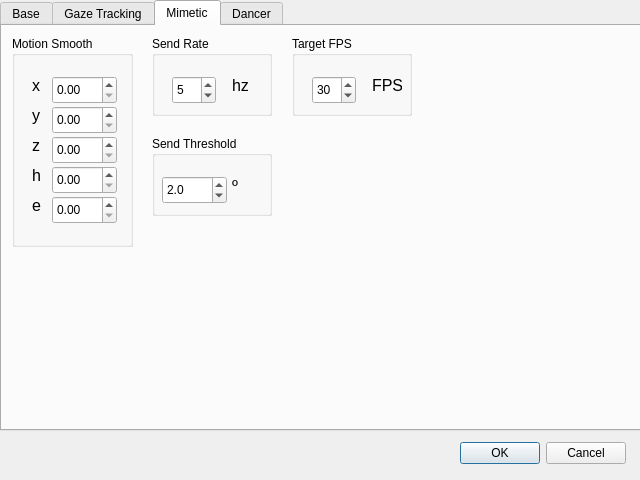
This is src/settings_dialog.ui in DiogoSaraiva/blossom-lasige-research as Qt 5 draws it before an edit. The edited form follows.
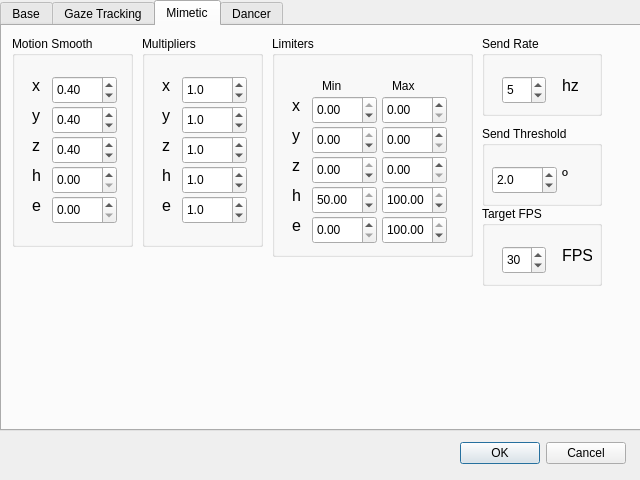
This is the edited form. The open tabs and pages were chosen to show the change.

Commit message: Some bug fixes, implemented multiplier_map and limit_map

What changed in the file:
```diff
--- a/src/settings_dialog.ui
+++ b/src/settings_dialog.ui
@@ -796,6 +796,9 @@
       <property name="singleStep">
        <double>0.050000000000000</double>
       </property>
+      <property name="value">
+       <double>0.400000000000000</double>
+      </property>
      </widget>
      <widget class="QLabel" name="x">
       <property name="geometry">
@@ -836,6 +839,9 @@
       <property name="singleStep">
        <double>0.050000000000000</double>
       </property>
+      <property name="value">
+       <double>0.400000000000000</double>
+      </property>
      </widget>
      <widget class="QLabel" name="y">
       <property name="geometry">
@@ -900,6 +906,9 @@
       <property name="singleStep">
        <double>0.050000000000000</double>
       </property>
+      <property name="value">
+       <double>0.400000000000000</double>
+      </property>
      </widget>
      <widget class="QDoubleSpinBox" name="alpha_map_h_value">
       <property name="geometry">
@@ -985,7 +994,7 @@
     <widget class="QGroupBox" name="send_rate_group">
      <property name="geometry">
       <rect>
-       <x>150</x>
+       <x>480</x>
        <y>10</y>
        <width>120</width>
        <height>80</height>
@@ -1041,8 +1050,8 @@
     <widget class="QGroupBox" name="send_threshold_group">
      <property name="geometry">
       <rect>
-       <x>150</x>
-       <y>110</y>
+       <x>480</x>
+       <y>100</y>
        <width>120</width>
        <height>80</height>
       </rect>
@@ -1100,8 +1109,8 @@
     <widget class="QGroupBox" name="target_fps_group">
      <property name="geometry">
       <rect>
-       <x>290</x>
-       <y>10</y>
+       <x>480</x>
+       <y>180</y>
        <width>120</width>
        <height>80</height>
       </rect>
@@ -1153,6 +1162,622 @@
       </property>
      </widget>
     </widget>
+    <widget class="QGroupBox" name="motion_multipliers_group">
+     <property name="geometry">
+      <rect>
+       <x>140</x>
+       <y>10</y>
+       <width>121</width>
+       <height>211</height>
+      </rect>
+     </property>
+     <property name="title">
+      <string>Multipliers</string>
+     </property>
+     <widget class="QDoubleSpinBox" name="multiplier_map_x_value">
+      <property name="geometry">
+       <rect>
+        <x>40</x>
+        <y>40</y>
+        <width>65</width>
+        <height>28</height>
+       </rect>
+      </property>
+      <property name="decimals">
+       <number>1</number>
+      </property>
+      <property name="minimum">
+       <double>0.500000000000000</double>
+      </property>
+      <property name="maximum">
+       <double>3.000000000000000</double>
+      </property>
+      <property name="singleStep">
+       <double>0.050000000000000</double>
+      </property>
+      <property name="value">
+       <double>1.000000000000000</double>
+      </property>
+     </widget>
+     <widget class="QLabel" name="x_2">
+      <property name="geometry">
+       <rect>
+        <x>20</x>
+        <y>40</y>
+        <width>20</width>
+        <height>19</height>
+       </rect>
+      </property>
+      <property name="maximumSize">
+       <size>
+        <width>20</width>
+        <height>20</height>
+       </size>
+      </property>
+      <property name="font">
+       <font>
+        <pointsize>12</pointsize>
+       </font>
+      </property>
+      <property name="text">
+       <string>x</string>
+      </property>
+     </widget>
+     <widget class="QDoubleSpinBox" name="multiplier_map_y_value">
+      <property name="geometry">
+       <rect>
+        <x>40</x>
+        <y>70</y>
+        <width>65</width>
+        <height>28</height>
+       </rect>
+      </property>
+      <property name="decimals">
+       <number>1</number>
+      </property>
+      <property name="minimum">
+       <double>0.500000000000000</double>
+      </property>
+      <property name="maximum">
+       <double>3.000000000000000</double>
+      </property>
+      <property name="singleStep">
+       <double>0.050000000000000</double>
+      </property>
+      <property name="value">
+       <double>1.000000000000000</double>
+      </property>
+     </widget>
+     <widget class="QLabel" name="y_2">
+      <property name="geometry">
+       <rect>
+        <x>20</x>
+        <y>70</y>
+        <width>20</width>
+        <height>19</height>
+       </rect>
+      </property>
+      <property name="maximumSize">
+       <size>
+        <width>20</width>
+        <height>20</height>
+       </size>
+      </property>
+      <property name="font">
+       <font>
+        <pointsize>12</pointsize>
+       </font>
+      </property>
+      <property name="text">
+       <string>y</string>
+      </property>
+     </widget>
+     <widget class="QLabel" name="z_2">
+      <property name="geometry">
+       <rect>
+        <x>20</x>
+        <y>100</y>
+        <width>20</width>
+        <height>19</height>
+       </rect>
+      </property>
+      <property name="maximumSize">
+       <size>
+        <width>20</width>
+        <height>20</height>
+       </size>
+      </property>
+      <property name="font">
+       <font>
+        <pointsize>12</pointsize>
+       </font>
+      </property>
+      <property name="text">
+       <string>z</string>
+      </property>
+     </widget>
+     <widget class="QDoubleSpinBox" name="multiplier_map_z_value">
+      <property name="geometry">
+       <rect>
+        <x>40</x>
+        <y>100</y>
+        <width>65</width>
+        <height>28</height>
+       </rect>
+      </property>
+      <property name="decimals">
+       <number>1</number>
+      </property>
+      <property name="minimum">
+       <double>0.500000000000000</double>
+      </property>
+      <property name="maximum">
+       <double>3.000000000000000</double>
+      </property>
+      <property name="singleStep">
+       <double>0.050000000000000</double>
+      </property>
+      <property name="value">
+       <double>1.000000000000000</double>
+      </property>
+     </widget>
+     <widget class="QDoubleSpinBox" name="multiplier_map_h_value">
+      <property name="geometry">
+       <rect>
+        <x>40</x>
+        <y>130</y>
+        <width>65</width>
+        <height>28</height>
+       </rect>
+      </property>
+      <property name="decimals">
+       <number>1</number>
+      </property>
+      <property name="minimum">
+       <double>0.500000000000000</double>
+      </property>
+      <property name="maximum">
+       <double>3.000000000000000</double>
+      </property>
+      <property name="singleStep">
+       <double>0.050000000000000</double>
+      </property>
+      <property name="value">
+       <double>1.000000000000000</double>
+      </property>
+     </widget>
+     <widget class="QLabel" name="h_2">
+      <property name="geometry">
+       <rect>
+        <x>20</x>
+        <y>130</y>
+        <width>20</width>
+        <height>19</height>
+       </rect>
+      </property>
+      <property name="maximumSize">
+       <size>
+        <width>20</width>
+        <height>20</height>
+       </size>
+      </property>
+      <property name="font">
+       <font>
+        <pointsize>12</pointsize>
+       </font>
+      </property>
+      <property name="text">
+       <string>h</string>
+      </property>
+     </widget>
+     <widget class="QDoubleSpinBox" name="multiplier_map_e_value">
+      <property name="geometry">
+       <rect>
+        <x>40</x>
+        <y>160</y>
+        <width>65</width>
+        <height>28</height>
+       </rect>
+      </property>
+      <property name="decimals">
+       <number>1</number>
+      </property>
+      <property name="minimum">
+       <double>0.500000000000000</double>
+      </property>
+      <property name="maximum">
+       <double>3.000000000000000</double>
+      </property>
+      <property name="singleStep">
+       <double>0.050000000000000</double>
+      </property>
+      <property name="value">
+       <double>1.000000000000000</double>
+      </property>
+     </widget>
+     <widget class="QLabel" name="e_2">
+      <property name="geometry">
+       <rect>
+        <x>20</x>
+        <y>160</y>
+        <width>20</width>
+        <height>19</height>
+       </rect>
+      </property>
+      <property name="maximumSize">
+       <size>
+        <width>20</width>
+        <height>20</height>
+       </size>
+      </property>
+      <property name="font">
+       <font>
+        <pointsize>12</pointsize>
+       </font>
+      </property>
+      <property name="text">
+       <string>e</string>
+      </property>
+     </widget>
+    </widget>
+    <widget class="QGroupBox" name="motion_multipliers_group_2">
+     <property name="geometry">
+      <rect>
+       <x>270</x>
+       <y>10</y>
+       <width>201</width>
+       <height>221</height>
+      </rect>
+     </property>
+     <property name="title">
+      <string>Limiters</string>
+     </property>
+     <widget class="QDoubleSpinBox" name="x_min">
+      <property name="geometry">
+       <rect>
+        <x>40</x>
+        <y>60</y>
+        <width>65</width>
+        <height>28</height>
+       </rect>
+      </property>
+      <property name="minimum">
+       <double>-30.000000000000000</double>
+      </property>
+      <property name="maximum">
+       <double>0.000000000000000</double>
+      </property>
+      <property name="singleStep">
+       <double>0.050000000000000</double>
+      </property>
+     </widget>
+     <widget class="QLabel" name="x_3">
+      <property name="geometry">
+       <rect>
+        <x>20</x>
+        <y>60</y>
+        <width>20</width>
+        <height>19</height>
+       </rect>
+      </property>
+      <property name="maximumSize">
+       <size>
+        <width>20</width>
+        <height>20</height>
+       </size>
+      </property>
+      <property name="font">
+       <font>
+        <pointsize>12</pointsize>
+       </font>
+      </property>
+      <property name="text">
+       <string>x</string>
+      </property>
+     </widget>
+     <widget class="QDoubleSpinBox" name="y_min">
+      <property name="geometry">
+       <rect>
+        <x>40</x>
+        <y>90</y>
+        <width>65</width>
+        <height>28</height>
+       </rect>
+      </property>
+      <property name="minimum">
+       <double>-30.000000000000000</double>
+      </property>
+      <property name="maximum">
+       <double>0.000000000000000</double>
+      </property>
+      <property name="singleStep">
+       <double>0.050000000000000</double>
+      </property>
+     </widget>
+     <widget class="QLabel" name="y_3">
+      <property name="geometry">
+       <rect>
+        <x>20</x>
+        <y>90</y>
+        <width>20</width>
+        <height>19</height>
+       </rect>
+      </property>
+      <property name="maximumSize">
+       <size>
+        <width>20</width>
+        <height>20</height>
+       </size>
+      </property>
+      <property name="font">
+       <font>
+        <pointsize>12</pointsize>
+       </font>
+      </property>
+      <property name="text">
+       <string>y</string>
+      </property>
+     </widget>
+     <widget class="QLabel" name="z_3">
+      <property name="geometry">
+       <rect>
+        <x>20</x>
+        <y>120</y>
+        <width>20</width>
+        <height>19</height>
+       </rect>
+      </property>
+      <property name="maximumSize">
+       <size>
+        <width>20</width>
+        <height>20</height>
+       </size>
+      </property>
+      <property name="font">
+       <font>
+        <pointsize>12</pointsize>
+       </font>
+      </property>
+      <property name="text">
+       <string>z</string>
+      </property>
+     </widget>
+     <widget class="QDoubleSpinBox" name="z_min">
+      <property name="geometry">
+       <rect>
+        <x>40</x>
+        <y>120</y>
+        <width>65</width>
+        <height>28</height>
+       </rect>
+      </property>
+      <property name="minimum">
+       <double>-30.000000000000000</double>
+      </property>
+      <property name="maximum">
+       <double>0.000000000000000</double>
+      </property>
+      <property name="singleStep">
+       <double>0.050000000000000</double>
+      </property>
+     </widget>
+     <widget class="QDoubleSpinBox" name="h_min">
+      <property name="geometry">
+       <rect>
+        <x>40</x>
+        <y>150</y>
+        <width>65</width>
+        <height>28</height>
+       </rect>
+      </property>
+      <property name="minimum">
+       <double>0.000000000000000</double>
+      </property>
+      <property name="maximum">
+       <double>50.000000000000000</double>
+      </property>
+      <property name="singleStep">
+       <double>0.050000000000000</double>
+      </property>
+      <property name="value">
+       <double>50.000000000000000</double>
+      </property>
+     </widget>
+     <widget class="QLabel" name="h_3">
+      <property name="geometry">
+       <rect>
+        <x>20</x>
+        <y>150</y>
+        <width>20</width>
+        <height>19</height>
+       </rect>
+      </property>
+      <property name="maximumSize">
+       <size>
+        <width>20</width>
+        <height>20</height>
+       </size>
+      </property>
+      <property name="font">
+       <font>
+        <pointsize>12</pointsize>
+       </font>
+      </property>
+      <property name="text">
+       <string>h</string>
+      </property>
+     </widget>
+     <widget class="QDoubleSpinBox" name="e_min">
+      <property name="geometry">
+       <rect>
+        <x>40</x>
+        <y>180</y>
+        <width>65</width>
+        <height>28</height>
+       </rect>
+      </property>
+      <property name="minimum">
+       <double>0.000000000000000</double>
+      </property>
+      <property name="maximum">
+       <double>50.000000000000000</double>
+      </property>
+      <property name="singleStep">
+       <double>0.050000000000000</double>
+      </property>
+     </widget>
+     <widget class="QLabel" name="e_3">
+      <property name="geometry">
+       <rect>
+        <x>20</x>
+        <y>180</y>
+        <width>20</width>
+        <height>19</height>
+       </rect>
+      </property>
+      <property name="maximumSize">
+       <size>
+        <width>20</width>
+        <height>20</height>
+       </size>
+      </property>
+      <property name="font">
+       <font>
+        <pointsize>12</pointsize>
+       </font>
+      </property>
+      <property name="text">
+       <string>e</string>
+      </property>
+     </widget>
+     <widget class="QDoubleSpinBox" name="e_max">
+      <property name="geometry">
+       <rect>
+        <x>110</x>
+        <y>180</y>
+        <width>65</width>
+        <height>28</height>
+       </rect>
+      </property>
+      <property name="minimum">
+       <double>50.000000000000000</double>
+      </property>
+      <property name="maximum">
+       <double>100.000000000000000</double>
+      </property>
+      <property name="singleStep">
+       <double>0.050000000000000</double>
+      </property>
+      <property name="value">
+       <double>100.000000000000000</double>
+      </property>
+     </widget>
+     <widget class="QDoubleSpinBox" name="h_max">
+      <property name="geometry">
+       <rect>
+        <x>110</x>
+        <y>150</y>
+        <width>65</width>
+        <height>28</height>
+       </rect>
+      </property>
+      <property name="minimum">
+       <double>50.000000000000000</double>
+      </property>
+      <property name="maximum">
+       <double>100.000000000000000</double>
+      </property>
+      <property name="singleStep">
+       <double>0.050000000000000</double>
+      </property>
+      <property name="value">
+       <double>100.000000000000000</double>
+      </property>
+     </widget>
+     <widget class="QDoubleSpinBox" name="y_max">
+      <property name="geometry">
+       <rect>
+        <x>110</x>
+        <y>90</y>
+        <width>65</width>
+        <height>28</height>
+       </rect>
+      </property>
+      <property name="minimum">
+       <double>0.000000000000000</double>
+      </property>
+      <property name="maximum">
+       <double>30.000000000000000</double>
+      </property>
+      <property name="singleStep">
+       <double>0.050000000000000</double>
+      </property>
+     </widget>
+     <widget class="QDoubleSpinBox" name="z_max">
+      <property name="geometry">
+       <rect>
+        <x>110</x>
+        <y>120</y>
+        <width>65</width>
+        <height>28</height>
+       </rect>
+      </property>
+      <property name="minimum">
+       <double>0.000000000000000</double>
+      </property>
+      <property name="maximum">
+       <double>30.000000000000000</double>
+      </property>
+      <property name="singleStep">
+       <double>0.050000000000000</double>
+      </property>
+     </widget>
+     <widget class="QDoubleSpinBox" name="x_max">
+      <property name="geometry">
+       <rect>
+        <x>110</x>
+        <y>60</y>
+        <width>65</width>
+        <height>28</height>
+       </rect>
+      </property>
+      <property name="minimum">
+       <double>0.000000000000000</double>
+      </property>
+      <property name="maximum">
+       <double>30.000000000000000</double>
+      </property>
+      <property name="singleStep">
+       <double>0.050000000000000</double>
+      </property>
+     </widget>
+     <widget class="QLabel" name="min">
+      <property name="geometry">
+       <rect>
+        <x>50</x>
+        <y>40</y>
+        <width>40</width>
+        <height>19</height>
+       </rect>
+      </property>
+      <property name="text">
+       <string>Min</string>
+      </property>
+     </widget>
+     <widget class="QLabel" name="max">
+      <property name="geometry">
+       <rect>
+        <x>120</x>
+        <y>40</y>
+        <width>40</width>
+        <height>19</height>
+       </rect>
+      </property>
+      <property name="text">
+       <string>Max</string>
+      </property>
+     </widget>
+    </widget>
    </widget>
    <widget class="QWidget" name="dancer_tab">
     <attribute name="title">
```
Left out of the diff: 2 changed lines with no effect on the pictures. The commit also changes 8 other files.
